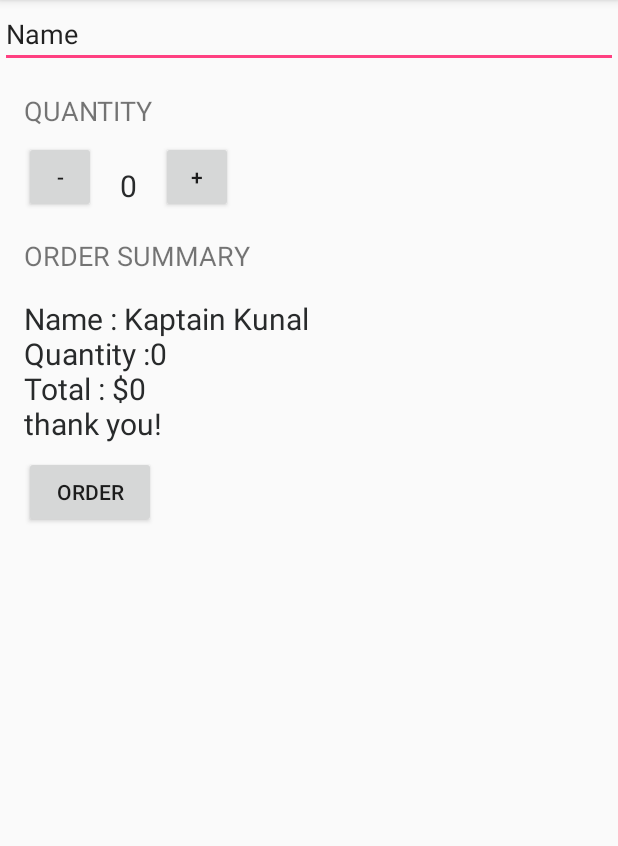
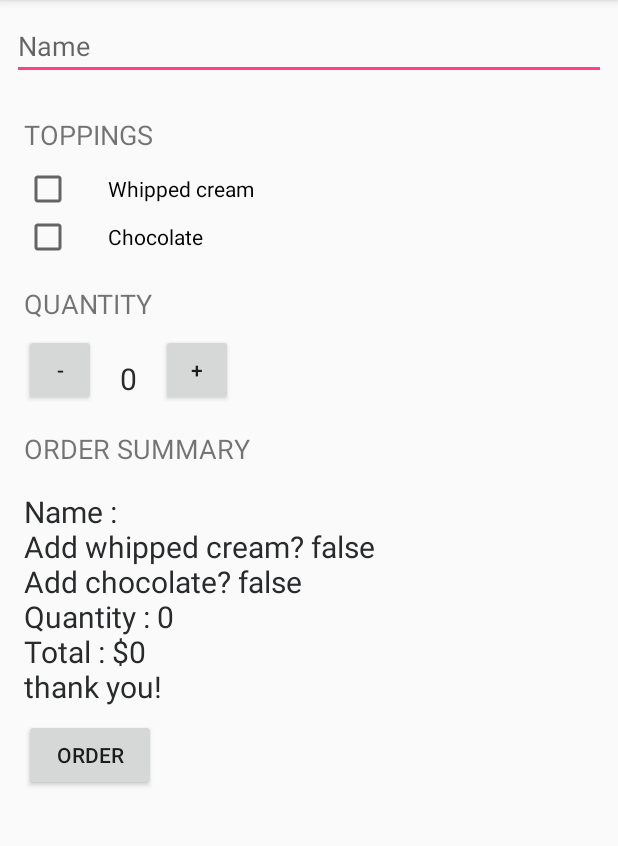
Before and after one commit to jieunKimm/cofeeOrderApp, an Android app: the screen it shows after launch (MainActivity), after a tap on "ORDER", on a phone screen of 412 x 824 dp, the part 84-930 px from its top. Run offline under Robolectric (Android 15) with nearby library versions, the phone set to English and light mode, and no system bars; 1 statement that could not run was skipped.

Commit message:
add more details

```diff
--- a/app/src/main/java/com/example/android/justjava/MainActivity.java
+++ b/app/src/main/java/com/example/android/justjava/MainActivity.java
@@ -2,7 +2,10 @@ package com.example.android.justjava;
 
 import android.os.Bundle;
 import android.support.v7.app.ActionBarActivity;
+import android.util.Log;
 import android.view.View;
+import android.widget.CheckBox;
+import android.widget.EditText;
 import android.widget.TextView;
 import java.text.NumberFormat;
 
@@ -23,7 +26,14 @@ public class MainActivity extends ActionBarActivity {
      * This method is called when the order button is clicked.
      */
     public void submitOrder(View view) {
-        displayMessage(createOrderSummary());
+        CheckBox whippedCream = (CheckBox) findViewById(R.id.checkBox);
+        CheckBox chocolate = (CheckBox) findViewById(R.id.choco_checkBox);
+        EditText name = (EditText) findViewById(R.id.nameText);
+        String username = name.is;
+        boolean haschoco = chocolate.isChecked();
+        boolean haswhipped = whippedCream.isChecked();
+        String priceMessage = createOrderSummary(haswhipped, haschoco, username);
+        displayMessage(priceMessage);
     }
     /**
      * This method is called when the plus button is clicked.
@@ -37,9 +47,15 @@ public class MainActivity extends ActionBarActivity {
         quantity=quantity - 1;
         displayQuantity(quantity);
     }
-    public String createOrderSummary(){
+    public String createOrderSummary(boolean whipped, boolean choco, String username){
         int price = calculatePrice();
-        String priceMessage = "Name : Kaptain Kunal\n"+"Quantity :"+quantity+"\nTotal : $"+ price+"\nthank you!";
+        String priceMessage = "Name : " + username;
+        priceMessage += "\nAdd whipped cream? " + whipped;
+        priceMessage += "\nAdd chocolate? " + choco;
+        priceMessage += "\nQuantity : "+ quantity;
+        priceMessage += "\nTotal : $"+ price;
+        priceMessage += "\nthank you!";
+
         return priceMessage;
     }
     /**
@@ -59,7 +75,7 @@ public class MainActivity extends ActionBarActivity {
      * This method displays the given text on the screen.
      */
     private void displayMessage(String message) {
-        TextView priceTextView = (TextView) findViewById(R.id.order_summary_text_view);
-        priceTextView.setText(message);
+        TextView orderSummaryTextView = (TextView) findViewById(R.id.order_summary_text_view);
+        orderSummaryTextView.setText(message);
     }
 }
--- a/app/src/main/res/layout/activity_main.xml
+++ b/app/src/main/res/layout/activity_main.xml
@@ -1,6 +1,12 @@
 <?xml version="1.0" encoding="utf-8"?>
-<LinearLayout xmlns:android="http://schemas.android.com/apk/res/android"
+<ScrollView
+    xmlns:android="http://schemas.android.com/apk/res/android"
     xmlns:tools="http://schemas.android.com/tools"
+    android:layout_height="match_parent"
+    android:layout_width="match_parent"
+    tools:context=".MainActivity">
+
+    <LinearLayout
         android:layout_width="match_parent"
         android:layout_height="match_parent"
         android:orientation="vertical"
@@ -9,13 +15,39 @@
         <EditText
             android:layout_width="match_parent"
             android:layout_height="wrap_content"
-        android:inputType="textPersonName"
-        android:text="Name"
+            android:hint="Name"
             android:ems="10"
-        android:id="@+id/editText" />
+            android:id="@+id/nameText"
+            android:layout_margin="8dp"
+            android:inputType="textCapWords"/>
 
         <TextView
+            android:layout_width="wrap_content"
+            android:layout_height="wrap_content"
+            android:layout_marginBottom="8dp"
+            android:layout_marginLeft="16dp"
+            android:layout_marginTop="16dp"
+            android:text="TOPPINGS"
+            android:textSize="18sp" />
 
+
+        <CheckBox
+            android:id="@+id/checkBox"
+            android:layout_width="wrap_content"
+            android:layout_height="wrap_content"
+            android:layout_marginLeft="16dp"
+            android:paddingLeft="24dp"
+            android:text="Whipped cream" />
+
+        <CheckBox
+            android:id="@+id/choco_checkBox"
+            android:layout_width="wrap_content"
+            android:layout_height="wrap_content"
+            android:layout_marginLeft="16dp"
+            android:paddingLeft="24dp"
+            android:text="Chocolate" />
+
+        <TextView
             android:layout_width="wrap_content"
             android:layout_height="wrap_content"
             android:layout_marginBottom="8dp"
@@ -61,6 +93,7 @@
 
         </LinearLayout>
 
+
         <TextView
 
             android:layout_width="wrap_content"
@@ -89,3 +122,4 @@
             android:text="ORDER" />
 
     </LinearLayout>
+</ScrollView>
```
Lines whose indentation alone changed are shown as unchanged.
